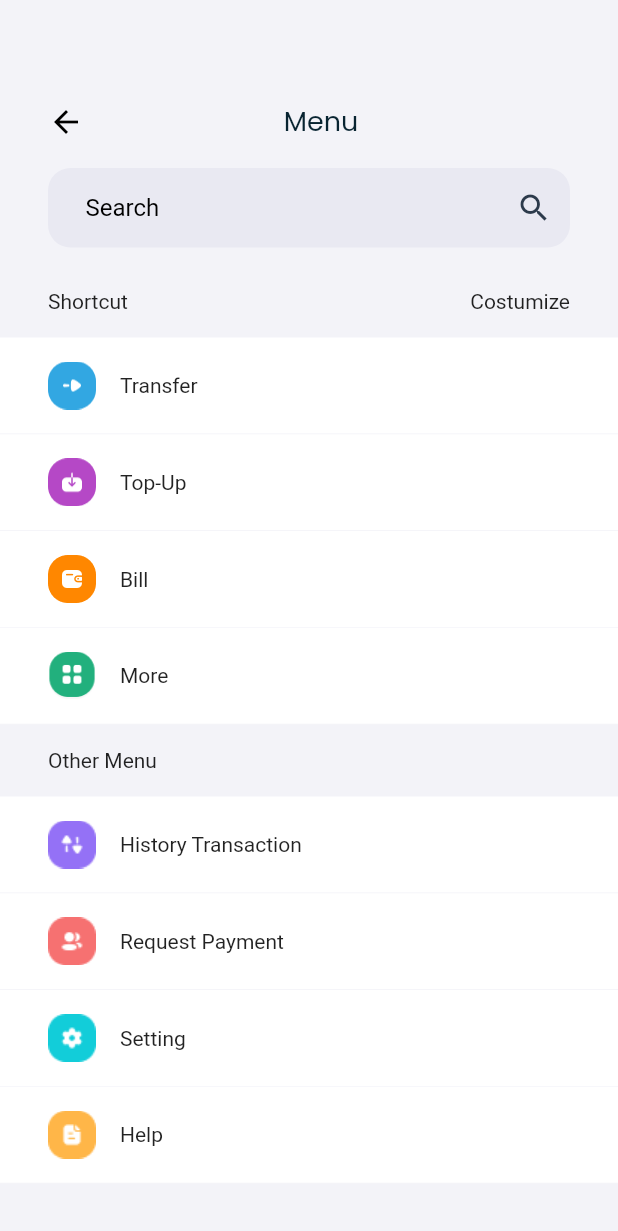
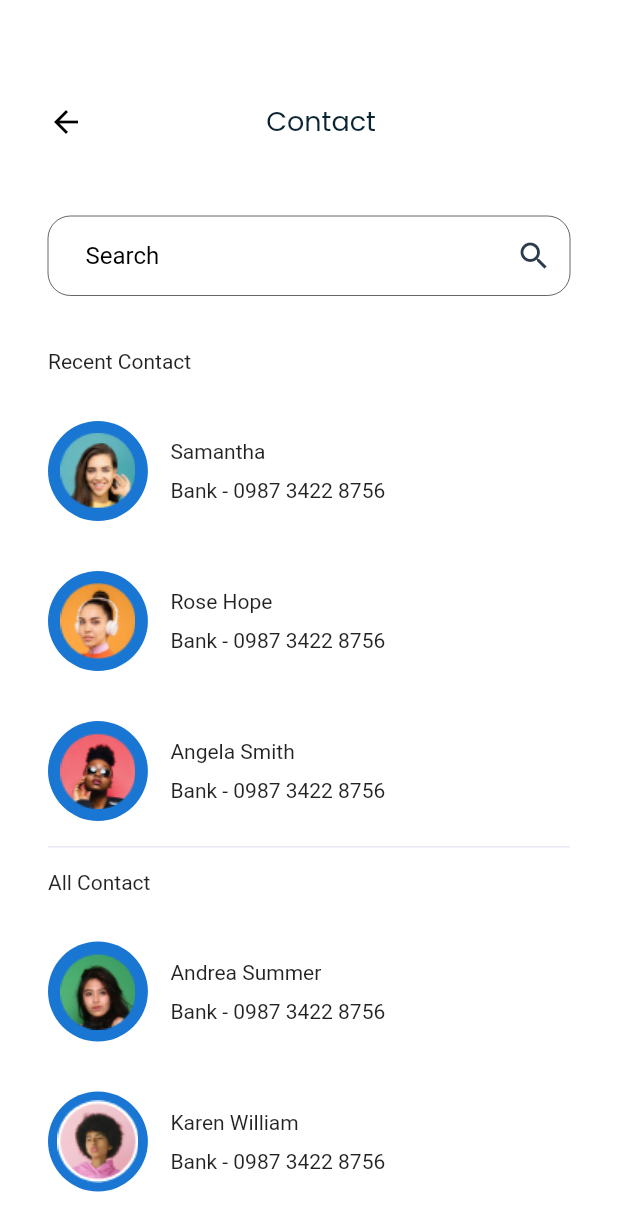
Before and after one commit to bagashyt/digital-wallet-ui, a Flutter app: the screen it shows after launch, on a phone screen of 412 x 824 dp. Shown: the top 1231 px of the screen. Run offline on Flutter 3.47's test engine with Material 2 defaults, Android fonts, the phone set to English and light mode, and no system bars; our stand-ins replace google_fonts.

Commit message:
contact screen

```diff
--- a/lib/main.dart
+++ b/lib/main.dart
@@ -1,4 +1,5 @@
 import 'package:digital_wallet/model/shortcut_menu.dart';
+import 'package:digital_wallet/screen/contact_screen.dart';
 import 'package:digital_wallet/screen/home_page.dart';
 import 'package:digital_wallet/screen/menu_screen.dart';
 import 'package:digital_wallet/widget/item_shortcut.dart';
@@ -12,7 +13,7 @@ class MyApp extends StatelessWidget {
   @override
   Widget build(BuildContext context) {
     return MaterialApp(
-      home: MenuScreen(),
+      home: ContactScreen(),
     );
   }
 }
--- /dev/null
+++ b/lib/model/all_contact.dart
@@ -0,0 +1,23 @@
+class AllContact {
+  String name;
+  String accountBank;
+  String image;
+
+  AllContact(
+      {required this.name, required this.accountBank, required this.image});
+}
+
+var allContactList = [
+  AllContact(
+      name: 'Andrea Summer',
+      accountBank: 'Bank - 0987 3422 8756',
+      image: 'images/andrea_summer.png'),
+  AllContact(
+      name: 'Karen William',
+      accountBank: 'Bank - 0987 3422 8756',
+      image: 'images/karen_william.png'),
+  AllContact(
+      name: 'Thomas Wise ',
+      accountBank: 'Bank - 0987 3422 8756',
+      image: 'images/thomas_wise.png'),
+];
--- /dev/null
+++ b/lib/model/recent_contact.dart
@@ -0,0 +1,23 @@
+class RecentContact {
+  String name;
+  String accountBank;
+  String image;
+
+  RecentContact(
+      {required this.name, required this.accountBank, required this.image});
+}
+
+var recentContactList = [
+  RecentContact(
+      name: 'Samantha',
+      accountBank: 'Bank - 0987 3422 8756',
+      image: 'images/samantha.png'),
+  RecentContact(
+      name: 'Rose Hope',
+      accountBank: 'Bank - 0987 3422 8756',
+      image: 'images/rose_hope.png'),
+  RecentContact(
+      name: 'Angela Smith',
+      accountBank: 'Bank - 0987 3422 8756',
+      image: 'images/angela_smith.png'),
+];
--- /dev/null
+++ b/lib/screen/contact_screen.dart
@@ -0,0 +1,100 @@
+import 'package:digital_wallet/model/all_contact.dart';
+import 'package:digital_wallet/model/recent_contact.dart';
+import 'package:digital_wallet/widget/custom_appbar.dart';
+import 'package:digital_wallet/widget/custom_searchbar.dart';
+import 'package:digital_wallet/widget/item_contact.dart';
+import 'package:flutter/material.dart';
+
+class ContactScreen extends StatelessWidget {
+  const ContactScreen({Key? key}) : super(key: key);
+
+  @override
+  Widget build(BuildContext context) {
+    return Scaffold(
+      backgroundColor: Colors.white,
+      appBar: const CustomAppBar(
+        title: 'Contact',
+        icon: Icons.arrow_back,
+        color: Colors.white,
+      ),
+      body: SingleChildScrollView(
+        child: SafeArea(
+          child: Container(
+            margin: const EdgeInsets.symmetric(
+              horizontal: 32.0,
+            ),
+            child: Column(
+              mainAxisAlignment: MainAxisAlignment.start,
+              crossAxisAlignment: CrossAxisAlignment.start,
+              children: [
+                SizedBox(
+                  height: 44.0,
+                ),
+
+                ///Search Bar
+                CustomSearchBar(
+                  colorFill: Colors.white,
+                  colorBorder: Color(0XFFE7E7F6),
+                ),
+                SizedBox(
+                  height: 36.0,
+                ),
+
+                ///List Recent Contact
+                const Text('Recent Contact'),
+                const SizedBox(
+                  height: 15.0,
+                ),
+                LimitedBox(
+                  maxHeight: 300.0,
+                  child: ListView.builder(
+                      shrinkWrap: true,
+                      scrollDirection: Axis.vertical,
+                      itemCount: recentContactList.length,
+                      itemBuilder: (BuildContext context, int index) {
+                        RecentContact recentContact = recentContactList[index];
+                        return ItemContact(
+                            name: recentContact.name,
+                            accountBank: recentContact.accountBank,
+                            image: recentContact.image);
+                      }),
+                ),
+                Container(
+                  height: 1,
+                  color: Color(0XFFE7E7F6),
+                ),
+                const SizedBox(
+                  height: 15,
+                ),
+
+                ///List All Contact
+                const Text('All Contact'),
+                const SizedBox(
+                  height: 15.0,
+                ),
+                LimitedBox(
+                  maxHeight: 300.0,
+                  child: ListView.builder(
+                      shrinkWrap: true,
+                      scrollDirection: Axis.vertical,
+                      itemCount: allContactList.length,
+                      itemBuilder: (BuildContext context, int index) {
+                        AllContact allContact = allContactList[index];
+                        return ItemContact(
+                            name: allContact.name,
+                            accountBank: allContact.accountBank,
+                            image: allContact.image);
+                      }),
+                ),
+                Container(
+                  height: 1,
+                  color: Color(0XFFE7E7F6),
+                ),
+              ],
+            ),
+          ),
+        ),
+      ),
+    );
+  }
+}
--- a/lib/screen/menu_screen.dart
+++ b/lib/screen/menu_screen.dart
@@ -2,6 +2,7 @@ import 'package:digital_wallet/constant/constant.dart';
 import 'package:digital_wallet/model/other_menu.dart';
 import 'package:digital_wallet/model/shortcut_menu.dart';
 import 'package:digital_wallet/widget/custom_appbar.dart';
+import 'package:digital_wallet/widget/custom_searchbar.dart';
 import 'package:digital_wallet/widget/menu/item_menu_shortcut.dart';
 import 'package:flutter/material.dart';
 
@@ -13,6 +14,7 @@ class MenuScreen extends StatelessWidget {
     return Scaffold(
       backgroundColor: kBodyColor,
       appBar: const CustomAppBar(
+        color: kBodyColor,
         icon: Icons.arrow_back,
         title: 'Menu',
       ),
@@ -26,23 +28,12 @@ class MenuScreen extends StatelessWidget {
 
               ///Search Bar
               Container(
-                margin: const EdgeInsets.symmetric(horizontal: 32.0),
-                child: const TextField(
-                  decoration: InputDecoration(
-                      isCollapsed: true,
-                      contentPadding: EdgeInsets.symmetric(
-                          horizontal: 25.0, vertical: 17.0),
-                      suffixIcon: Icon(
-                        Icons.search,
-                        color: Color(0XFF2C3A4B),
-                      ),
-                      border: OutlineInputBorder(
-                          borderSide: BorderSide.none,
-                          borderRadius: BorderRadius.all(Radius.circular(15))),
-                      hintText: 'Search',
-                      hintStyle: TextStyle(color: Colors.black),
-                      filled: true,
-                      fillColor: Color(0XFFE9E9F2)),
+                margin: const EdgeInsets.symmetric(
+                  horizontal: 32.0,
+                ),
+                child: const CustomSearchBar(
+                  colorFill: Color(0XFFE9E9F2),
+                  colorBorder: Color(0XFFE9E9F2),
                 ),
               ),
               const SizedBox(
--- a/lib/widget/custom_appbar.dart
+++ b/lib/widget/custom_appbar.dart
@@ -4,8 +4,10 @@ import 'package:flutter/material.dart';
 class CustomAppBar extends StatelessWidget implements PreferredSizeWidget {
   final String title;
   final IconData icon;
+  final Color color;
 
-  const CustomAppBar({Key? key, required this.title, required this.icon})
+  const CustomAppBar(
+      {Key? key, required this.title, required this.icon, required this.color})
       : super(key: key);
   @override
   Size get preferredSize => const Size.fromHeight(100.0);
@@ -17,7 +19,7 @@ class CustomAppBar extends StatelessWidget implements PreferredSizeWidget {
       child: AppBar(
         elevation: 0.0,
         shadowColor: Colors.white,
-        backgroundColor: kBodyColor,
+        backgroundColor: color,
         leading: Icon(
           icon,
           color: Colors.black,
--- /dev/null
+++ b/lib/widget/custom_searchbar.dart
@@ -0,0 +1,31 @@
+import 'package:flutter/material.dart';
+
+class CustomSearchBar extends StatelessWidget {
+  final Color colorFill;
+  final Color colorBorder;
+
+  const CustomSearchBar(
+      {Key? key, required this.colorFill, required this.colorBorder})
+      : super(key: key);
+
+  @override
+  Widget build(BuildContext context) {
+    return TextField(
+      decoration: InputDecoration(
+          isCollapsed: true,
+          contentPadding:
+              const EdgeInsets.symmetric(horizontal: 25.0, vertical: 17.0),
+          suffixIcon: const Icon(
+            Icons.search,
+            color: Color(0XFF2C3A4B),
+          ),
+          border: OutlineInputBorder(
+              borderSide: BorderSide(color: colorBorder),
+              borderRadius: const BorderRadius.all(Radius.circular(15))),
+          hintText: 'Search',
+          hintStyle: const TextStyle(color: Colors.black),
+          filled: true,
+          fillColor: colorFill),
+    );
+  }
+}
--- /dev/null
+++ b/lib/widget/item_contact.dart
@@ -0,0 +1,51 @@
+import 'package:flutter/material.dart';
+
+class ItemContact extends StatelessWidget {
+  final String name;
+  final String accountBank;
+  final String image;
+
+  const ItemContact(
+      {Key? key,
+      required this.name,
+      required this.accountBank,
+      required this.image})
+      : super(key: key);
+
+  @override
+  Widget build(BuildContext context) {
+    return Container(
+      child: Row(
+        mainAxisAlignment: MainAxisAlignment.start,
+        crossAxisAlignment: CrossAxisAlignment.center,
+        children: [
+          Expanded(
+            child: CircleAvatar(
+              radius: 50,
+              child: Image.asset(
+                image,
+                fit: BoxFit.fill,
+              ),
+            ),
+          ),
+          const SizedBox(width: 15),
+          Expanded(
+            flex: 4,
+            child: Column(
+              crossAxisAlignment: CrossAxisAlignment.start,
+              children: [
+                Text(name),
+                const SizedBox(
+                  height: 10,
+                ),
+                Text(
+                  accountBank,
+                ),
+              ],
+            ),
+          ),
+        ],
+      ),
+    );
+  }
+}
```
Also changed, not shown: images/andrea_summer.png (added), images/angela_smith.png (added), images/karen_william.png (added), images/rose_hope.png (added), images/samantha.png (added), images/thomas_wise.png (added).
